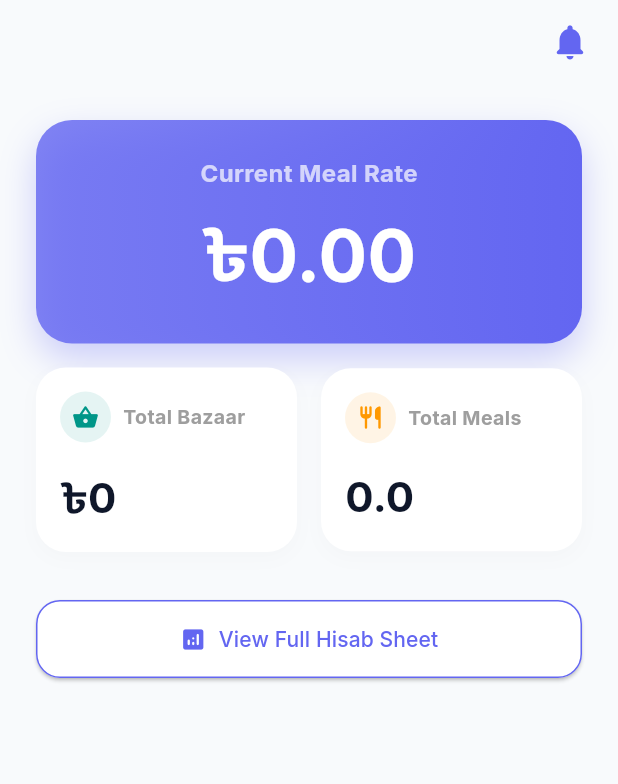
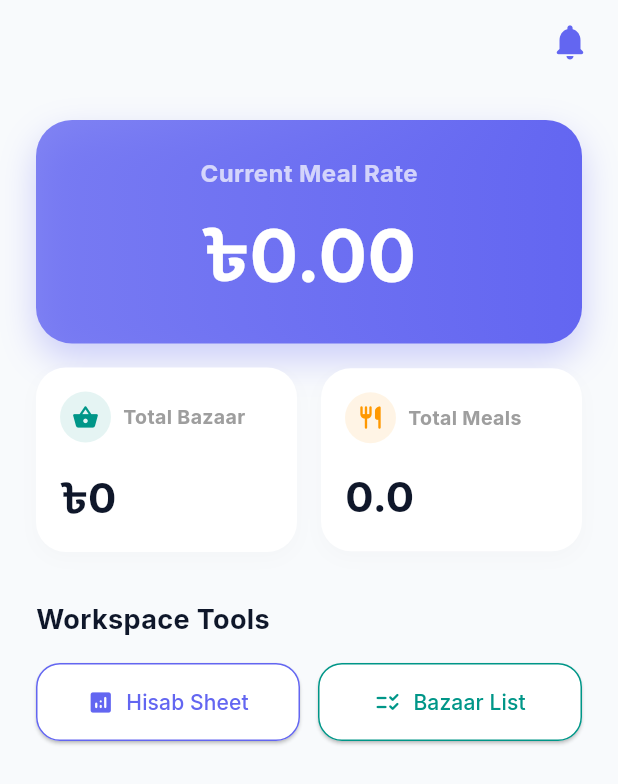
Before and after one commit to iadeshchandra/messiq, a Flutter app: the DashboardHomeView screen opened directly with empty values, on a phone screen of 412 x 824 dp. Shown: the top 784 px of the screen. Run offline on Flutter 3.47's test engine with Material 3 defaults, Android fonts, the phone set to English and light mode, and no system bars; our stand-ins replace cloud_firestore, firebase_auth, firebase_core, flutter_riverpod, google_fonts, pdf and 2 more; missing offline and left inert: mobile_scanner; accounts and stored records are empty.

Commit message:
Update dashboard_home_view.dart

```diff
--- a/lib/features/dashboard/views/dashboard_home_view.dart
+++ b/lib/features/dashboard/views/dashboard_home_view.dart
@@ -9,6 +9,7 @@ import '../../finance/views/add_payment_screen.dart';
 import '../../finance/views/hisab_sheet_screen.dart';
 import '../../notifications/controllers/notification_provider.dart';
 import '../../notifications/views/notifications_screen.dart';
+import '../../bazaar/views/bazaar_list_screen.dart'; // NEW IMPORT
 
 class DashboardHomeView extends ConsumerWidget {
   final String messId;
@@ -55,7 +56,6 @@ class DashboardHomeView extends ConsumerWidget {
           error: (_, __) => const SizedBox.shrink(),
         ),
         actions: [
-          // THE NOTIFICATION BELL & BADGE
           Padding(
             padding: const EdgeInsets.only(right: 8.0),
             child: IconButton(
@@ -95,17 +95,34 @@ class DashboardHomeView extends ConsumerWidget {
               ],
             ),
             const SizedBox(height: 32),
-            SizedBox(
-              width: double.infinity,
-              child: ElevatedButton.icon(
-                onPressed: () => Navigator.push(context, MaterialPageRoute(builder: (_) => HisabSheetScreen(messId: messId))),
-                icon: const Icon(Icons.analytics_rounded),
-                label: const Text('View Full Hisab Sheet'),
-                style: ElevatedButton.styleFrom(backgroundColor: Colors.white, foregroundColor: AppTheme.primaryIndigo, side: const BorderSide(color: AppTheme.primaryIndigo), padding: const EdgeInsets.symmetric(vertical: 16), shape: RoundedRectangleBorder(borderRadius: BorderRadius.circular(16))),
-              ),
+
+            // UNIVERSAL ACCESS: Collaborative Tools
+            const Text('Workspace Tools', style: TextStyle(fontWeight: FontWeight.bold, fontSize: 18, color: AppTheme.textDark)),
+            const SizedBox(height: 16),
+            Row(
+              children: [
+                Expanded(
+                  child: ElevatedButton.icon(
+                    onPressed: () => Navigator.push(context, MaterialPageRoute(builder: (_) => HisabSheetScreen(messId: messId))),
+                    icon: const Icon(Icons.analytics_rounded),
+                    label: const Text('Hisab Sheet'),
+                    style: ElevatedButton.styleFrom(backgroundColor: Colors.white, foregroundColor: AppTheme.primaryIndigo, side: const BorderSide(color: AppTheme.primaryIndigo), padding: const EdgeInsets.symmetric(vertical: 16), shape: RoundedRectangleBorder(borderRadius: BorderRadius.circular(16))),
+                  ),
+                ),
+                const SizedBox(width: 12),
+                Expanded(
+                  child: ElevatedButton.icon(
+                    onPressed: () => Navigator.push(context, MaterialPageRoute(builder: (_) => BazaarListScreen(messId: messId))),
+                    icon: const Icon(Icons.checklist_rtl_rounded),
+                    label: const Text('Bazaar List'),
+                    style: ElevatedButton.styleFrom(backgroundColor: Colors.white, foregroundColor: Colors.teal, side: const BorderSide(color: Colors.teal), padding: const EdgeInsets.symmetric(vertical: 16), shape: RoundedRectangleBorder(borderRadius: BorderRadius.circular(16))),
+                  ),
+                ),
+              ],
             ),
             const SizedBox(height: 32),
 
+            // MANAGER ONLY TOOLS
             if (isManager) ...[
               const Text('Manager Controls', style: TextStyle(fontWeight: FontWeight.bold, fontSize: 18, color: AppTheme.textDark)),
               const SizedBox(height: 16),
```
